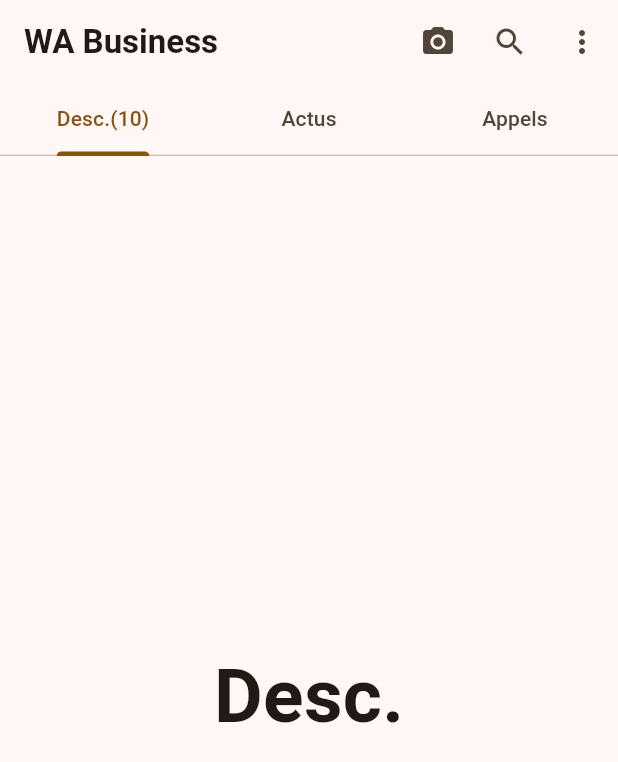
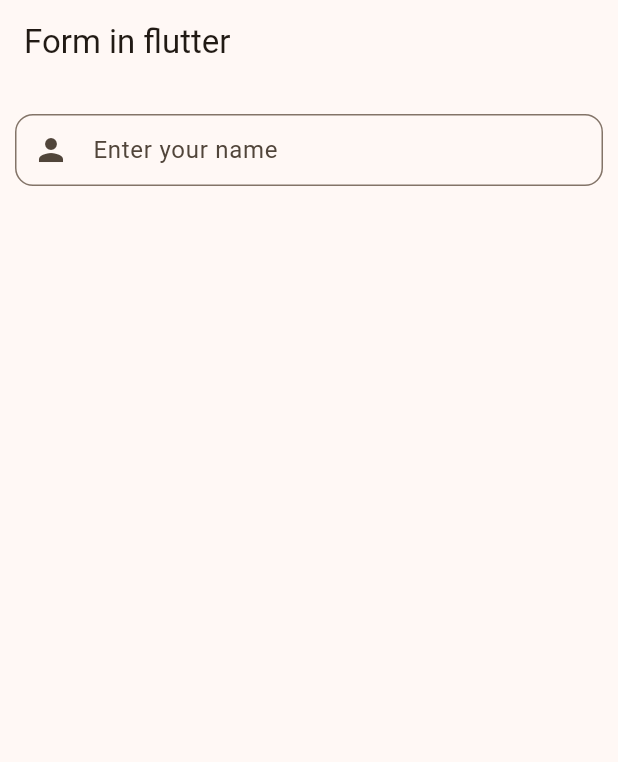
Before and after one commit to Brughth/Formation_Flutter_LH23, a Flutter app: the screen it shows after launch, on a phone screen of 412 x 824 dp. Shown: the top 762 px of the screen. Run offline on Flutter 3.47's test engine with Material 3 defaults, Android fonts, the phone set to English and light mode, and no system bars.

Commit message:
Listview, Gridview, Form

```diff
--- /dev/null
+++ b/lib/form/form_in_flutter.dart
@@ -0,0 +1,55 @@
+import 'package:flutter/material.dart';
+
+class FormInFlutter extends StatefulWidget {
+  const FormInFlutter({super.key});
+
+  @override
+  State<FormInFlutter> createState() => _FormInFlutterState();
+}
+
+class _FormInFlutterState extends State<FormInFlutter> {
+  @override
+  Widget build(BuildContext context) {
+    return Scaffold(
+      appBar: AppBar(
+        title: const Text("Form in flutter"),
+      ),
+      body: ListView(
+        padding: const EdgeInsets.symmetric(
+          horizontal: 10,
+        ),
+        children: [
+          SizedBox(
+            height: 20,
+          ),
+          TextFormField(
+            keyboardType: TextInputType.phone,
+            textInputAction: TextInputAction.search,
+            decoration: InputDecoration(
+              // label: Text("Name"),
+              contentPadding: EdgeInsets.zero,
+              prefixIcon: const Icon(Icons.person),
+              hintText: "Enter your name",
+              border: OutlineInputBorder(
+                borderRadius: BorderRadius.circular(12),
+              ),
+              focusedBorder: OutlineInputBorder(
+                borderRadius: BorderRadius.circular(12),
+                borderSide: const BorderSide(
+                  color: Colors.purple,
+                ),
+              ),
+            ),
+            onChanged: (value) {
+              print(value);
+            },
+            cursorWidth: 5,
+            onTap: () {
+              print("TextField was clicked");
+            },
+          ),
+        ],
+      ),
+    );
+  }
+}
--- a/lib/main.dart
+++ b/lib/main.dart
@@ -1,9 +1,5 @@
-import 'package:demo/pages/counter_screen.dart';
-import 'package:demo/pages/facebook_home_screen.dart';
-import 'package:demo/whatsapp/presentation/pages/whatsapp_home_screen.dart';
+import 'package:demo/form/form_in_flutter.dart';
 import 'package:flutter/material.dart';
-
-import 'pages/bmi_calculator.dart';
 
 void main() {
   runApp(const MyApp());
@@ -23,7 +19,7 @@ class MyApp extends StatelessWidget {
         ),
         useMaterial3: true,
       ),
-      home: const WhatsAppHomeScreen(),
+      home: const FormInFlutter(),
     );
   }
 }
--- a/lib/whatsapp/presentation/pages/whatsapp_home_screen.dart
+++ b/lib/whatsapp/presentation/pages/whatsapp_home_screen.dart
@@ -19,6 +19,10 @@ class _WhatsAppHomeScreenState extends State<WhatsAppHomeScreen>
 
   @override
   Widget build(BuildContext context) {
+    double width = MediaQuery.of(context).size.width;
+    bool isMobile = width < 800;
+    bool isTablet = width >= 800 && width < 1100;
+    bool isDesktop = width >= 1100;
     return Scaffold(
       appBar: AppBar(
         title: const Text(
@@ -44,29 +48,78 @@ class _WhatsAppHomeScreenState extends State<WhatsAppHomeScreen>
       body: TabBarView(
         controller: tabController,
         children: [
-          Container(
-              child: const Center(
-                  child: Text(
-            "Desc.",
-            style: TextStyle(fontSize: 50, fontWeight: FontWeight.bold),
-          ))),
-          Container(
-              child: GestureDetector(
-            onTap: () {
-              tabController.animateTo(2);
+          ListView.builder(
+            itemCount: 50,
+            itemBuilder: (context, index) {
+              // if (index == 5) {
+              //   return Row(
+              //     children: [
+              //       CircleAvatar(
+              //         radius: 50,
+              //         backgroundColor: Colors.pink,
+              //       ),
+              //       CircleAvatar(
+              //         radius: 50,
+              //         backgroundColor: Colors.pink,
+              //       ),
+              //     ],
+              //   );
+              // }
+              return Column(
+                children: [
+                  Container(
+                    width: double.infinity,
+                    // margin: const EdgeInsets.symmetric(
+                    //   vertical: 10,
+                    // ),
+                    height: 60,
+                    color: Colors.primaries[(index / 3).ceil()],
+                  ),
+                  if (index < 49) const Divider()
+                ],
+              );
             },
-            child: const Center(
-                child: Text(
-              "Actus.",
-              style: TextStyle(fontSize: 50, fontWeight: FontWeight.bold),
-            )),
-          )),
-          Container(
-              child: const Center(
-                  child: Text(
-            "Appels.",
-            style: TextStyle(fontSize: 50, fontWeight: FontWeight.bold),
-          ))),
+          ),
+          ListView.separated(
+            itemCount: 50,
+            itemBuilder: (context, index) {
+              return Container(
+                width: double.infinity,
+                // margin: const EdgeInsets.symmetric(
+                //   vertical: 10,
+                // ),
+                height: 60,
+                color: Colors.primaries[(index / 3).ceil()],
+              );
+            },
+            separatorBuilder: (context, index) {
+              return Container(
+                width: double.infinity,
+                // margin: const EdgeInsets.symmetric(
+                //   vertical: 10,
+                // ),
+                height: 10,
+                color: Colors.white,
+              );
+            },
+          ),
+          GridView(
+            gridDelegate: SliverGridDelegateWithFixedCrossAxisCount(
+              crossAxisCount: isMobile
+                  ? 2
+                  : isTablet
+                      ? 4
+                      : 6,
+              mainAxisSpacing: 10,
+              crossAxisSpacing: 10,
+            ),
+            children: List.generate(
+              16,
+              (index) => Container(
+                color: Colors.primaries[index],
+              ),
+            ),
+          )
         ],
       ),
     );
```
Also changed, not shown: lib/pages/facebook_home_screen.dart (+27 -5 lines).
